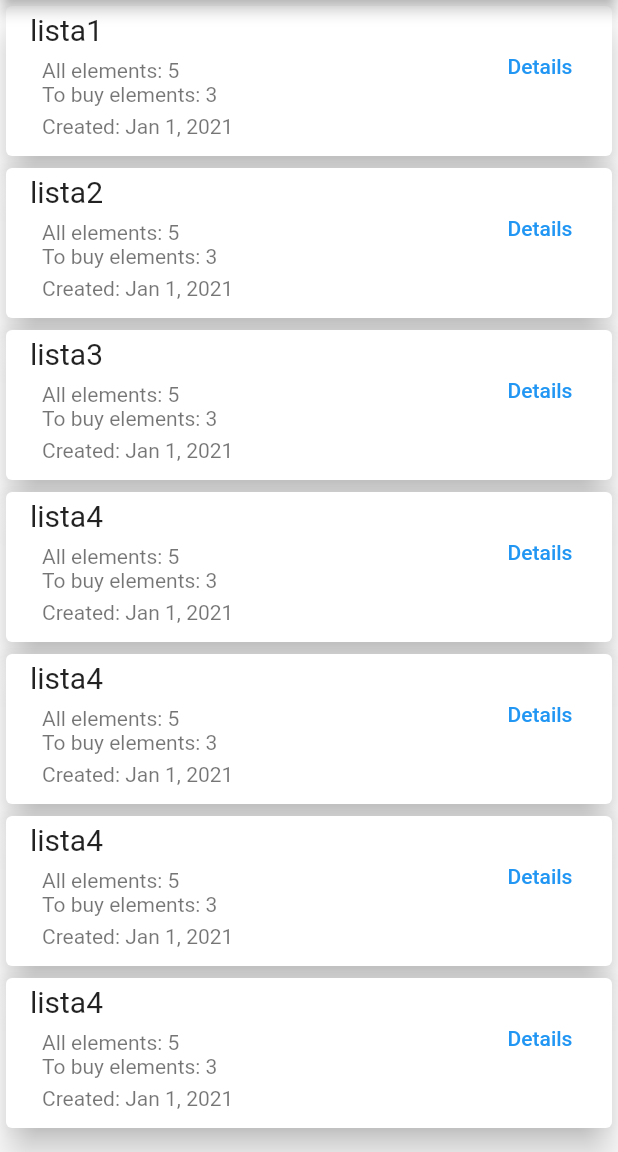
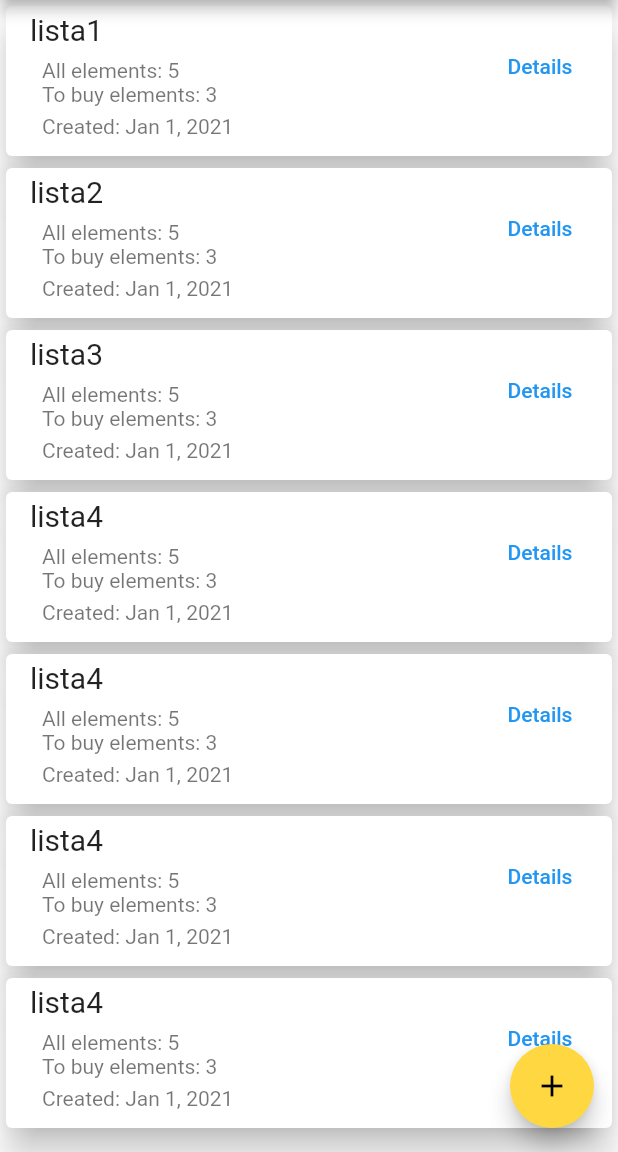
Before and after one commit to paolo21d/SweetLife-mobile-app, a Flutter app: the ShoppingListOverview screen opened directly, on a phone screen of 412 x 824 dp, the part 84-1236 px from its top. Run offline on Flutter 3.47's test engine with Material 2 defaults, Android fonts, the phone set to English and light mode, and no system bars; our stand-ins replace carousel_slider, image_picker.

Commit message:
Added floatingActionButton to create new shopping list at ShoppingListOverview screen

```diff
--- a/lib/main.dart
+++ b/lib/main.dart
@@ -53,8 +53,8 @@ class SweetLifeApp extends StatelessWidget {
       // home: RecipeDetails(),
       // home: RecipeCreation(),
       // home: RecipeSearch(recDesc),
-      // home: ShoppingListOverview(),
-      home: ShoppingListDetails(),
+      home: ShoppingListOverview(),
+      // home: ShoppingListDetails(),
     );
   }
 }
--- a/lib/shopping_list/screens/shopping_list_overview.dart
+++ b/lib/shopping_list/screens/shopping_list_overview.dart
@@ -84,6 +84,13 @@ class _ShoppingListOverviewState extends State<ShoppingListOverview> {
           );*/
         },
       ),
+      floatingActionButton: FloatingActionButton(
+        onPressed: () {
+          //TODO redirect to ShoppingListCreation screen
+        },
+        child: Icon(Icons.add),
+        backgroundColor: Theme.of(context).accentColor,
+      ),
     );
   }
 }
```
